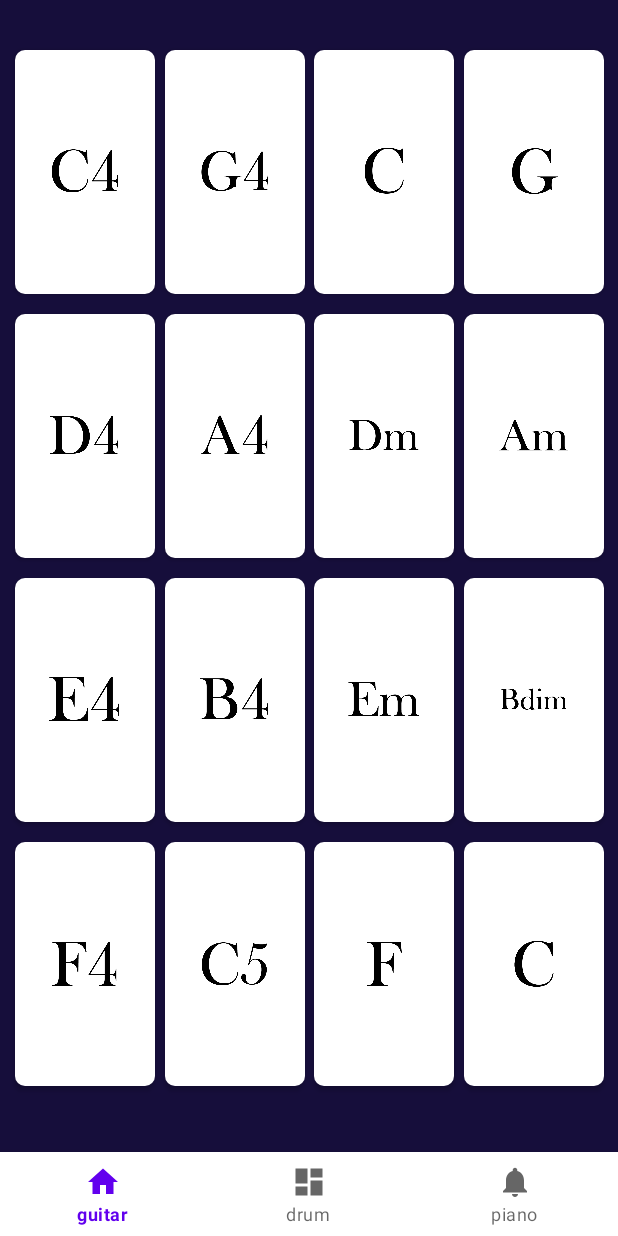
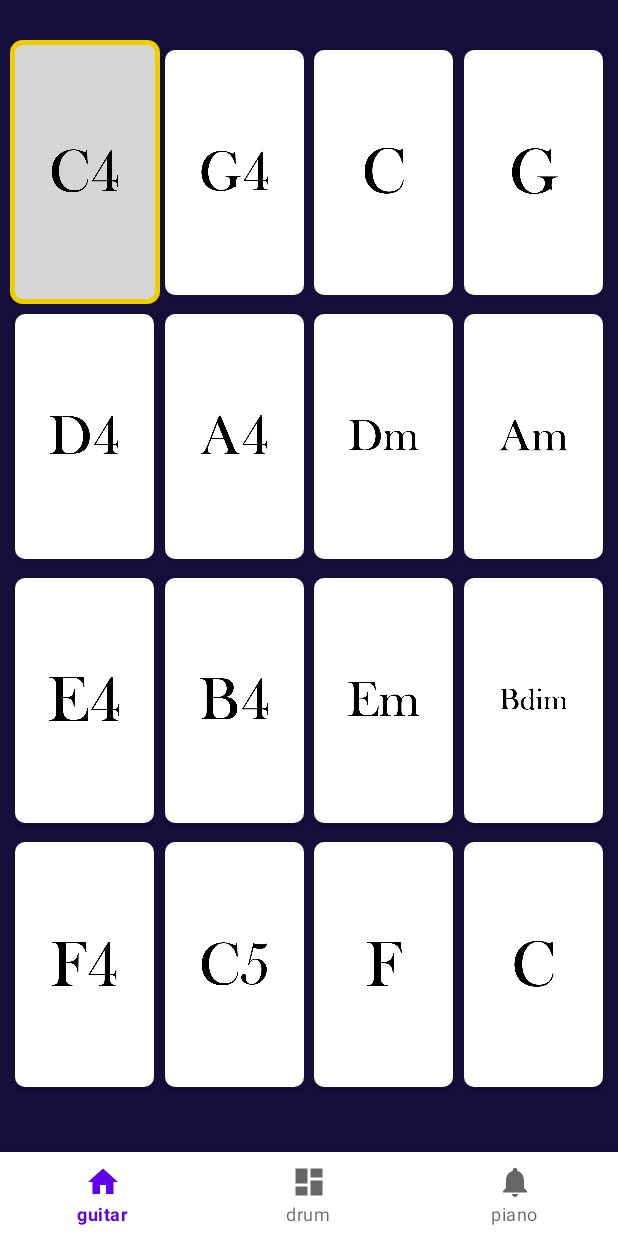
Before and after one commit to sosomeet/24_MP_Launchpad, an Android app: the PianoFragment screen opened through its navigation route, after a tap on "tmp", on a phone screen of 412 x 824 dp. Run offline under Robolectric (Android 15) with nearby library versions, the phone set to English and light mode, and no system bars; our stand-ins replace navigation-ui.

Commit message:
[이치우] piano 색상 변경

```diff
--- a/app/src/main/java/com/example/mp_24_launchpad/ui/piano/PianoFragment.java
+++ b/app/src/main/java/com/example/mp_24_launchpad/ui/piano/PianoFragment.java
@@ -130,19 +130,20 @@ public class PianoFragment extends Fragment {
         soundPool.play(piano_soundpool[i][j], 1.0f, 1.0f, 1, 0, 1.0f);
 
         // 버튼과 아이콘 색상 변경
-        piano_btn_arr[i][j].setBackgroundColor(Color.parseColor("#A0A0A0")); // 버튼 색상 변경
-
-        final int borderWidth = dpToPx(2); // 테두리 두께 설정
+        final int borderWidth = dpToPx(5); // 테두리 두께 설정
         GradientDrawable borderDrawable = new GradientDrawable();
+        borderDrawable.setColor(Color.parseColor("#d5d5d5"));
         borderDrawable.setShape(GradientDrawable.RECTANGLE);
-        borderDrawable.setStroke(borderWidth, Color.parseColor("#FFD700")); // 금색 (Gold)
+        borderDrawable.setStroke(borderWidth, Color.parseColor("#F0CD01")); // 금색 (Gold)
+        int r = dpToPx(10);
+        borderDrawable.setCornerRadius(r);
         piano_btn_arr[i][j].setBackground(borderDrawable);
         // 음악이 끝난 후 색상 롤백
         handler = new Handler(Looper.getMainLooper());
         handler.postDelayed(() -> {
             piano_btn_arr[i][j].setBackground(originalBackground); // 버튼 색상 원래대로
             piano_icon_arr[i][j].setImageResource(piano_icon_res_arr[i][j]); // 아이콘 원래대로
-        }, (long) piano_sound_duration[i][j]/32);
+        }, (long) piano_sound_duration[i][j]/4);
     }
     private static int dpToPx(int dp) {
         return (int) (dp);
```
